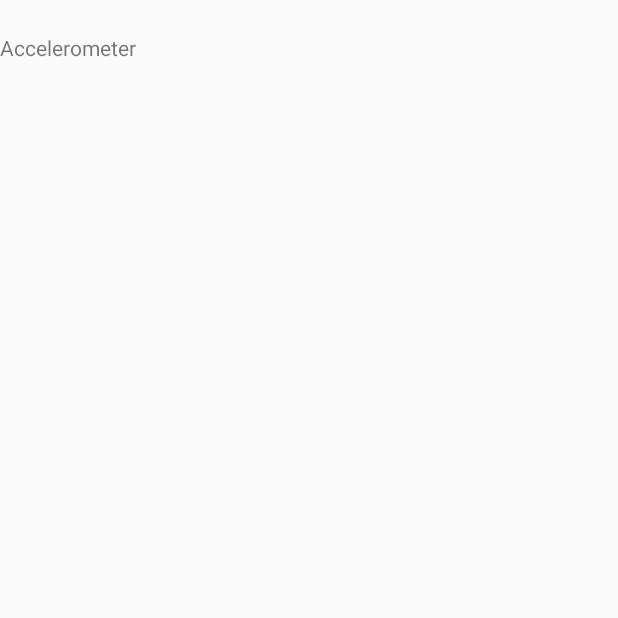
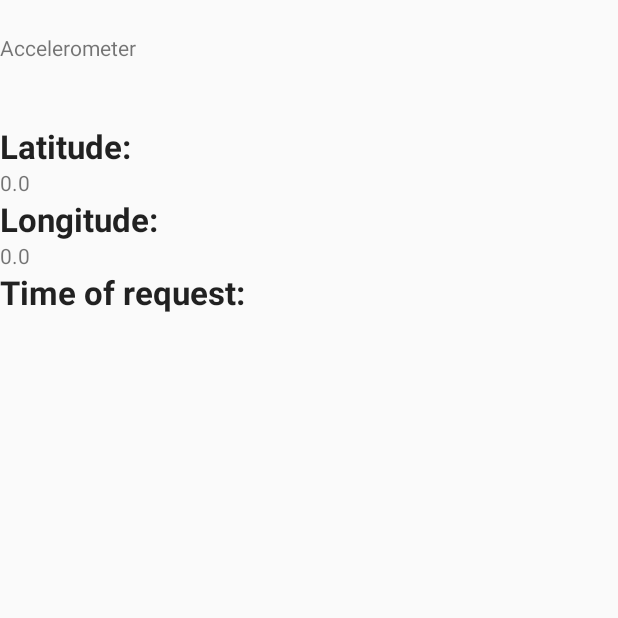
Before and after one commit to SriramSrinivas/CYBR8480Project, an Android app: the screen it shows after launch (MainActivity), on a phone screen of 412 x 824 dp, the top half of it. Before the commit the part shown is almost empty. Run offline under Robolectric (Android 15) with nearby library versions, the phone set to English and light mode, and no system bars.

Commit message:
project loction

```diff
--- /dev/null
+++ b/CYBR8480/app/src/main/java/com/example/cybr8480/LocationTrack.java
@@ -0,0 +1,224 @@
+package com.example.cybr8480;
+
+
+import android.Manifest;
+import android.app.AlertDialog;
+import android.app.Service;
+import android.content.Context;
+import android.content.DialogInterface;
+import android.content.Intent;
+import android.content.pm.PackageManager;
+import android.location.Location;
+import android.location.LocationListener;
+import android.location.LocationManager;
+import android.os.Bundle;
+import android.os.IBinder;
+import android.provider.Settings;
+import android.support.v4.app.ActivityCompat;
+import android.widget.Toast;
+
+public class LocationTrack extends Service implements LocationListener {
+
+    private final Context mContext;
+
+
+    boolean checkGPS = false;
+
+
+    boolean checkNetwork = false;
+
+    boolean canGetLocation = false;
+
+    Location loc;
+    double latitude;
+    double longitude;
+
+
+    private static final long MIN_DISTANCE_CHANGE_FOR_UPDATES = 10;
+
+
+    private static final long MIN_TIME_BW_UPDATES = 1000 * 60 * 1;
+    protected LocationManager locationManager;
+
+    public LocationTrack(Context mContext) {
+        this.mContext = mContext;
+        getLocation();
+    }
+
+    private Location getLocation() {
+
+        try {
+            locationManager = (LocationManager) mContext
+                    .getSystemService(LOCATION_SERVICE);
+
+            // get GPS status
+            checkGPS = locationManager
+                    .isProviderEnabled(LocationManager.GPS_PROVIDER);
+
+            // get network provider status
+            checkNetwork = locationManager
+                    .isProviderEnabled(LocationManager.NETWORK_PROVIDER);
+
+            if (!checkGPS && !checkNetwork) {
+                Toast.makeText(mContext, "No Service Provider is available", Toast.LENGTH_SHORT).show();
+            } else {
+                this.canGetLocation = true;
+
+                // if GPS Enabled get lat/long using GPS Services
+                if (checkGPS) {
+
+                    if (ActivityCompat.checkSelfPermission(mContext, Manifest.permission.ACCESS_FINE_LOCATION) != PackageManager.PERMISSION_GRANTED && ActivityCompat.checkSelfPermission(mContext, Manifest.permission.ACCESS_COARSE_LOCATION) != PackageManager.PERMISSION_GRANTED) {
+                        // TODO: Consider calling
+                        //    ActivityCompat#requestPermissions
+                        // here to request the missing permissions, and then overriding
+                        //   public void onRequestPermissionsResult(int requestCode, String[] permissions,
+                        //                                          int[] grantResults)
+                        // to handle the case where the user grants the permission. See the documentation
+                        // for ActivityCompat#requestPermissions for more details.
+                    }
+                    locationManager.requestLocationUpdates(
+                            LocationManager.GPS_PROVIDER,
+                            MIN_TIME_BW_UPDATES,
+                            MIN_DISTANCE_CHANGE_FOR_UPDATES, this);
+                    if (locationManager != null) {
+                        loc = locationManager
+                                .getLastKnownLocation(LocationManager.GPS_PROVIDER);
+                        if (loc != null) {
+                            latitude = loc.getLatitude();
+                            longitude = loc.getLongitude();
+                        }
+                    }
+
+
+                }
+
+
+                /*if (checkNetwork) {
+
+
+                    if (ActivityCompat.checkSelfPermission(mContext, Manifest.permission.ACCESS_FINE_LOCATION) != PackageManager.PERMISSION_GRANTED && ActivityCompat.checkSelfPermission(mContext, Manifest.permission.ACCESS_COARSE_LOCATION) != PackageManager.PERMISSION_GRANTED) {
+                        // TODO: Consider calling
+                        //    ActivityCompat#requestPermissions
+                        // here to request the missing permissions, and then overriding
+                        //   public void onRequestPermissionsResult(int requestCode, String[] permissions,
+                        //                                          int[] grantResults)
+                        // to handle the case where the user grants the permission. See the documentation
+                        // for ActivityCompat#requestPermissions for more details.
+                    }
+                    locationManager.requestLocationUpdates(
+                            LocationManager.NETWORK_PROVIDER,
+                            MIN_TIME_BW_UPDATES,
+                            MIN_DISTANCE_CHANGE_FOR_UPDATES, this);
+
+                    if (locationManager != null) {
+                        loc = locationManager
+                                .getLastKnownLocation(LocationManager.NETWORK_PROVIDER);
+
+                    }
+
+                    if (loc != null) {
+                        latitude = loc.getLatitude();
+                        longitude = loc.getLongitude();
+                    }
+                }*/
+
+            }
+
+
+        } catch (Exception e) {
+            e.printStackTrace();
+        }
+
+        return loc;
+    }
+
+    public double getLongitude() {
+        if (loc != null) {
+            longitude = loc.getLongitude();
+        }
+        return longitude;
+    }
+
+    public double getLatitude() {
+        if (loc != null) {
+            latitude = loc.getLatitude();
+        }
+        return latitude;
+    }
+
+    public boolean canGetLocation() {
+        return this.canGetLocation;
+    }
+
+    public void showSettingsAlert() {
+        AlertDialog.Builder alertDialog = new AlertDialog.Builder(mContext);
+
+
+        alertDialog.setTitle("GPS is not Enabled!");
+
+        alertDialog.setMessage("Do you want to turn on GPS?");
+
+
+        alertDialog.setPositiveButton("Yes", new DialogInterface.OnClickListener() {
+            public void onClick(DialogInterface dialog, int which) {
+                Intent intent = new Intent(Settings.ACTION_LOCATION_SOURCE_SETTINGS);
+                mContext.startActivity(intent);
+            }
+        });
+
+
+        alertDialog.setNegativeButton("No", new DialogInterface.OnClickListener() {
+            public void onClick(DialogInterface dialog, int which) {
+                dialog.cancel();
+            }
+        });
+
+
+        alertDialog.show();
+    }
+
+
+    public void stopListener() {
+        if (locationManager != null) {
+
+            if (ActivityCompat.checkSelfPermission(mContext, Manifest.permission.ACCESS_FINE_LOCATION) != PackageManager.PERMISSION_GRANTED && ActivityCompat.checkSelfPermission(mContext, Manifest.permission.ACCESS_COARSE_LOCATION) != PackageManager.PERMISSION_GRANTED) {
+                // TODO: Consider calling
+                //    ActivityCompat#requestPermissions
+                // here to request the missing permissions, and then overriding
+                //   public void onRequestPermissionsResult(int requestCode, String[] permissions,
+                //                                          int[] grantResults)
+                // to handle the case where the user grants the permission. See the documentation
+                // for ActivityCompat#requestPermissions for more details.
+                return;
+            }
+            locationManager.removeUpdates(LocationTrack.this);
+        }
+    }
+
+
+
+    @Override
+    public IBinder onBind(Intent intent) {
+        return null;
+    }
+
+    @Override
+    public void onLocationChanged(Location location) {
+
+    }
+
+    @Override
+    public void onStatusChanged(String provider, int status, Bundle extras) {
+
+    }
+
+    @Override
+    public void onProviderEnabled(String provider) {
+
+    }
+
+    @Override
+    public void onProviderDisabled(String provider) {
+
+    }
+}
--- a/CYBR8480/app/src/main/java/com/example/cybr8480/MainActivity.java
+++ b/CYBR8480/app/src/main/java/com/example/cybr8480/MainActivity.java
@@ -1,35 +1,167 @@
 package com.example.cybr8480;
 
+import android.Manifest;
+import android.app.ActivityManager;
 import android.content.Context;
+import android.content.Intent;
+import android.content.pm.PackageManager;
 import android.hardware.Sensor;
 import android.hardware.SensorEvent;
 import android.hardware.SensorEventListener;
 import android.hardware.SensorManager;
+import android.location.Location;
+import android.location.LocationListener;
+import android.location.LocationManager;
+import android.os.Build;
 import android.os.Bundle;
+import android.support.annotation.RequiresApi;
 import android.support.design.widget.FloatingActionButton;
 import android.support.design.widget.Snackbar;
 import android.support.v7.app.AppCompatActivity;
 import android.support.v7.widget.Toolbar;
+import android.util.Log;
 import android.view.View;
 import android.view.Menu;
 import android.view.MenuItem;
 import android.hardware.Sensor;
 import android.hardware.SensorEvent;
 import android.widget.TextView;
+import android.widget.Toast;
 
-public class MainActivity extends AppCompatActivity    {
+import java.util.ArrayList;
+
+import static android.Manifest.permission.ACCESS_COARSE_LOCATION;
+import static android.Manifest.permission.ACCESS_FINE_LOCATION;
+
+public class MainActivity extends AppCompatActivity {
 
 
+    private final static int ALL_PERMISSIONS_RESULT = 101;
+    private MyService mSensorService;
     private SensorManager senSensorManager;
     private Sensor senAccelerometer;
+    Intent mServiceIntent;
+    Context ctx;
+    TextView tvLatitude, tvLongitude, tvTime;
+    ArrayList<String> permissions = new ArrayList<>();
+    ArrayList<String> permissionsToRequest;
+    ArrayList<String> permissionsRejected = new ArrayList<>();
+    boolean isGPS = false;
+    boolean isNetwork = false;
+    boolean canGetLocation = true;
+    LocationTrack locationTrack;
+    public Context getCtx() {
+        return ctx;
+    }
+private static  String[] INITIAL_PERMS={
+  Manifest.permission.ACCESS_COARSE_LOCATION,
+  Manifest.permission.ACCESS_COARSE_LOCATION
+};
 
+
+    @RequiresApi(api = Build.VERSION_CODES.M)
     @Override
     public void onCreate(Bundle savedInstanceState) {
         super.onCreate(savedInstanceState);
         setContentView(R.layout.activity_main);
+        ctx = this;
+        mSensorService = new MyService(getCtx());
+        mServiceIntent = new Intent(getCtx(), mSensorService.getClass());
+
+        permissions.add(ACCESS_FINE_LOCATION);
+        permissions.add(ACCESS_COARSE_LOCATION);
+        if(checkSelfPermission(Manifest.permission.ACCESS_FINE_LOCATION)==PackageManager.PERMISSION_GRANTED
+        && checkSelfPermission(Manifest.permission.ACCESS_COARSE_LOCATION)==PackageManager.PERMISSION_GRANTED){
+            Toast.makeText(this,"BBBB",Toast.LENGTH_LONG).show();
+        }else{
+            requestPermissions(INITIAL_PERMS,1);
+        }
+
+
+
+        permissionsToRequest = findUnAskedPermissions(permissions);
+        if (!isMyServiceRunning(mSensorService.getClass())) {
+            startService(mServiceIntent);
+        }
+
+
+
+        if (Build.VERSION.SDK_INT >= Build.VERSION_CODES.M) {
+
+
+            if (permissionsToRequest.size() > 0)
+                requestPermissions(permissionsToRequest.toArray(new String[permissionsToRequest.size()]), ALL_PERMISSIONS_RESULT);
+        }
+
+
         getDataFromAccelerometer();
 
+        tvLatitude = (TextView) findViewById(R.id.tvLatitude);
+        tvLongitude = (TextView) findViewById(R.id.tvLongitude);
+        tvTime = (TextView) findViewById(R.id.tvTime);
 
+         getLocation();
+
+
+
+
+    }
+
+    private void getLocation() {
+        locationTrack = new LocationTrack(MainActivity.this);
+
+
+
+        if (locationTrack.canGetLocation()) {
+
+
+            double longitude = locationTrack.getLongitude();
+            double latitude = locationTrack.getLatitude();
+
+            tvLongitude.setText(Double.toString(longitude));
+           tvLatitude.setText(Double.toString(latitude));
+            Log.i("long",Double.toString(longitude));
+        }else
+        {
+            locationTrack.showSettingsAlert();
+        }
+    }
+
+
+    private ArrayList findUnAskedPermissions(ArrayList wanted) {
+        ArrayList result = new ArrayList();
+
+        for (Object perm : wanted) {
+            if (!hasPermission((String) perm)) {
+                result.add(perm);
+            }
+        }
+
+        return result;
+    }
+
+    private boolean hasPermission(String permission) {
+        if (canMakeSmores()) {
+            if (Build.VERSION.SDK_INT >= Build.VERSION_CODES.M) {
+                return (checkSelfPermission(permission) == PackageManager.PERMISSION_GRANTED);
+            }
+        }
+        return true;
+    }
+
+    private boolean canMakeSmores() {
+        return (Build.VERSION.SDK_INT > Build.VERSION_CODES.LOLLIPOP_MR1);
+    }
+    private boolean isMyServiceRunning(Class<?> serviceClass) {
+        ActivityManager manager = (ActivityManager) getSystemService(Context.ACTIVITY_SERVICE);
+        for (ActivityManager.RunningServiceInfo service : manager.getRunningServices(Integer.MAX_VALUE)) {
+            if (serviceClass.getName().equals(service.service.getClassName())) {
+                Log.i("isMyServiceRunning?", true + "");
+                return true;
+            }
+        }
+        Log.i("isMyServiceRunning?", false + "");
+        return false;
     }
 
     private void getDataFromAccelerometer() {
@@ -38,6 +170,17 @@ public class MainActivity extends AppCompatActivity    {
         senSensorManager = (SensorManager) getSystemService(Context.SENSOR_SERVICE);
         senAccelerometer = senSensorManager.getDefaultSensor(Sensor.TYPE_ACCELEROMETER);
 
-        AccelerometerReading accl= new AccelerometerReading(output,senAccelerometer,senSensorManager);
+        AccelerometerReading accl = new AccelerometerReading(output, senAccelerometer, senSensorManager);
+
     }
+
+    @Override
+    protected void onDestroy() {
+        stopService(mServiceIntent);
+        Log.i("MAINACT", "onDestroy!");
+        super.onDestroy();
+
+    }
+
+
 }
--- /dev/null
+++ b/CYBR8480/app/src/main/java/com/example/cybr8480/MyService.java
@@ -0,0 +1,96 @@
+package com.example.cybr8480;
+
+import android.app.IntentService;
+import android.app.Service;
+import android.content.Context;
+import android.content.Intent;
+import android.hardware.Sensor;
+import android.hardware.SensorManager;
+import android.os.IBinder;
+import android.support.v7.app.AppCompatActivity;
+import android.util.Log;
+import android.view.LayoutInflater;
+import android.view.View;
+import android.widget.TextView;
+
+import java.util.Timer;
+import java.util.TimerTask;
+
+public class MyService extends Service{
+    public int counter=0;
+    private MyService mSensorService;
+    private SensorManager senSensorManager;
+    private Sensor senAccelerometer;
+
+
+    public MyService(Context applicationContext) {
+        super();
+        Log.i("Here", "MyService: ");
+
+    }
+
+    public MyService()
+    {
+
+    }
+
+
+    @Override
+    public int onStartCommand(Intent intent, int flags, int startId) {
+        super.onStartCommand(intent, flags, startId);
+        startTimer();
+        return START_STICKY;
+    }
+
+    @Override
+    public void onDestroy() {
+        super.onDestroy();
+        Log.i("EXIT", "ondestroy!");
+        Intent broadcastIntent = new Intent(this, SensorRestarterBroadcastReceiver.class);
+
+        sendBroadcast(broadcastIntent);
+        stoptimertask();
+    }
+
+    private Timer timer;
+    private TimerTask timerTask;
+    long oldTime=0;
+    public void startTimer() {
+        //set a new Timer
+        timer = new Timer();
+
+        //initialize the TimerTask's job
+        initializeTimerTask();
+
+        //schedule the timer, to wake up every 1 second
+        timer.schedule(timerTask, 1000, 1000); //
+    }
+
+    public void stoptimertask() {
+        //stop the timer, if it's not already null
+        if (timer != null) {
+            timer.cancel();
+            timer = null;
+        }
+    }
+
+    /**
+     * it sets the timer to print the counter every x seconds
+     */
+    public void initializeTimerTask() {
+        timerTask = new TimerTask() {
+            public void run() {
+
+
+                Log.i("in timer", "in timer ++++  "+ (counter++));
+
+
+            }
+        };
+    }
+
+    @Override
+    public IBinder onBind(Intent intent) {
+        return null;
+    }
+}
--- a/CYBR8480/app/src/main/res/layout/activity_main.xml
+++ b/CYBR8480/app/src/main/res/layout/activity_main.xml
@@ -45,6 +45,42 @@
 
         />
 
+    <TextView
+        android:text="Latitude:"
+        android:layout_width="match_parent"
+        android:layout_height="wrap_content"
+        android:textAppearance="?android:attr/textAppearanceLarge"
+        android:textStyle="bold"/>
+
+    <TextView
+        android:id="@+id/tvLatitude"
+        android:layout_width="match_parent"
+        android:layout_height="wrap_content" />
+
+    <TextView
+        android:text="Longitude:"
+        android:layout_width="match_parent"
+        android:layout_height="wrap_content"
+        android:textAppearance="?android:attr/textAppearanceLarge"
+        android:textStyle="bold"/>
+
+    <TextView
+        android:id="@+id/tvLongitude"
+        android:layout_width="match_parent"
+        android:layout_height="wrap_content" />
+
+    <TextView
+        android:text="Time of request:"
+        android:layout_width="match_parent"
+        android:layout_height="wrap_content"
+        android:textAppearance="?android:attr/textAppearanceLarge"
+        android:textStyle="bold"/>
+
+    <TextView
+        android:id="@+id/tvTime"
+        android:layout_width="match_parent"
+        android:layout_height="wrap_content" />
+
 
     <!--<Button-->
         <!--android:id="@+id/calcButton"-->
```
Also changed, not shown: CYBR8480/app/src/main/AndroidManifest.xml (+17 -0 lines), CYBR8480/app/src/main/java/com/example/cybr8480/AccelerometerReading.java (+5 -3 lines), CYBR8480/app/src/main/java/com/example/cybr8480/SensorRestarterBroadcastReceiver.java (added, +16 -0 lines).
